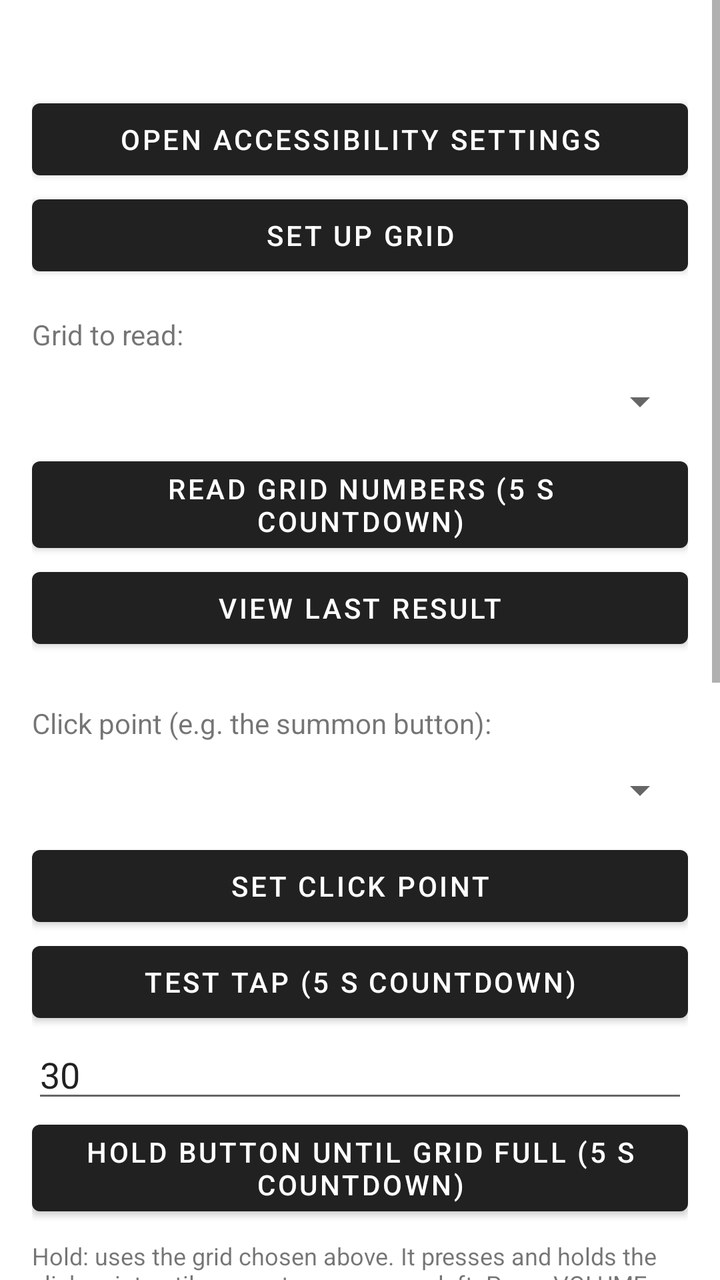
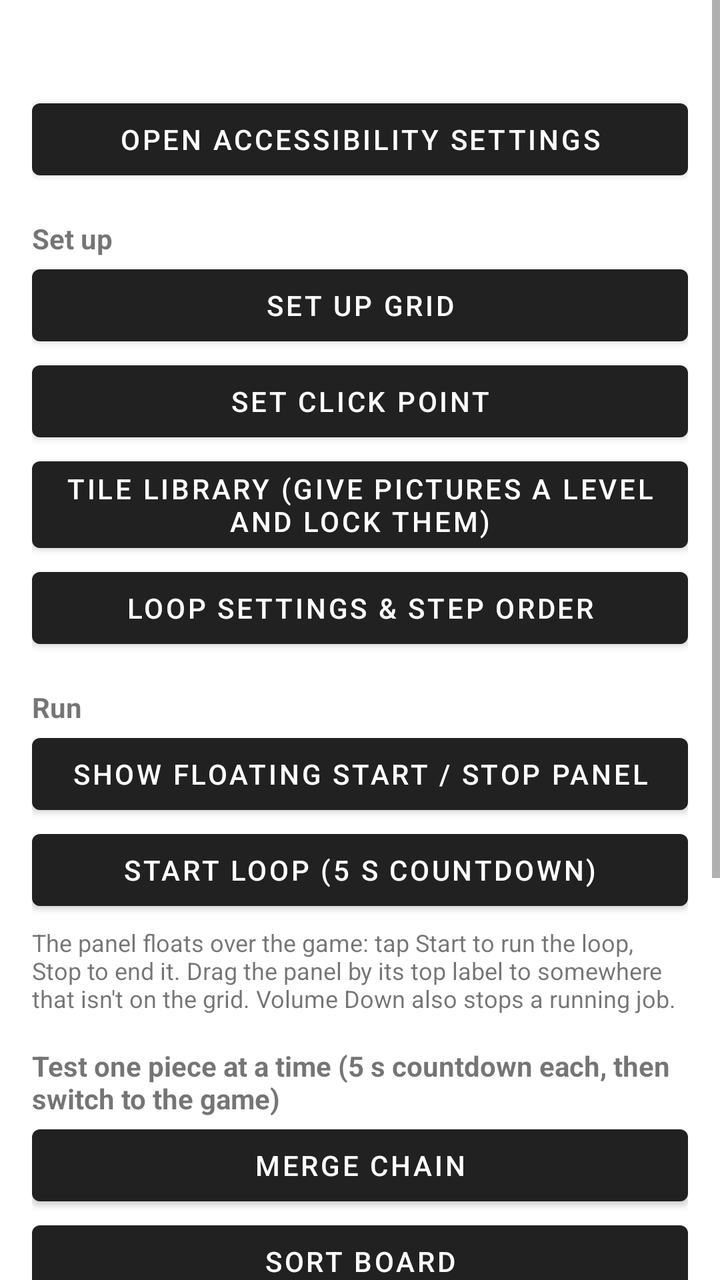

Before-and-after screenshots of an Android layout around one commit, followed by the original layout XML and the change that was made.
<!-- AndroidManifest.xml: application theme Theme.MyApp -->
<!-- res/layout/activity_main.xml -->
<?xml version="1.0" encoding="utf-8"?>
<ScrollView xmlns:android="http://schemas.android.com/apk/res/android"
    android:layout_width="match_parent"
    android:layout_height="match_parent">

    <LinearLayout
        android:layout_width="match_parent"
        android:layout_height="wrap_content"
        android:orientation="vertical"
        android:padding="16dp">

        <TextView
            android:id="@+id/statusText"
            android:layout_width="match_parent"
            android:layout_height="wrap_content"
            android:textSize="16sp"
            android:paddingBottom="8dp" />

        <Button
            android:id="@+id/btnEnableService"
            android:layout_width="match_parent"
            android:layout_height="wrap_content"
            android:text="Open Accessibility Settings" />

        <Button
            android:id="@+id/btnSetupGrid"
            android:layout_width="match_parent"
            android:layout_height="wrap_content"
            android:text="Set Up Grid" />

        <TextView
            android:layout_width="match_parent"
            android:layout_height="wrap_content"
            android:paddingTop="16dp"
            android:text="Grid to read:" />

        <Spinner
            android:id="@+id/profileSpinner"
            android:layout_width="match_parent"
            android:layout_height="wrap_content"
            android:minHeight="48dp" />

        <Button
            android:id="@+id/btnReadGrid"
            android:layout_width="match_parent"
            android:layout_height="wrap_content"
            android:text="Read Grid Numbers (5 s countdown)" />

        <Button
            android:id="@+id/btnViewResult"
            android:layout_width="match_parent"
            android:layout_height="wrap_content"
            android:text="View Last Result" />

        <TextView
            android:layout_width="match_parent"
            android:layout_height="wrap_content"
            android:paddingTop="24dp"
            android:text="Click point (e.g. the summon button):" />

        <Spinner
            android:id="@+id/clickPointSpinner"
            android:layout_width="match_parent"
            android:layout_height="wrap_content"
            android:minHeight="48dp" />

        <Button
            android:id="@+id/btnSetClickPoint"
            android:layout_width="match_parent"
            android:layout_height="wrap_content"
            android:text="Set Click Point" />

        <Button
            android:id="@+id/btnTestTap"
            android:layout_width="match_parent"
            android:layout_height="wrap_content"
            android:text="Test Tap (5 s countdown)" />

        <EditText
            android:id="@+id/maxHoldInput"
            android:layout_width="match_parent"
            android:layout_height="wrap_content"
            android:hint="Max hold time in seconds"
            android:text="30"
            android:inputType="number" />

        <Button
            android:id="@+id/btnHoldSummon"
            android:layout_width="match_parent"
            android:layout_height="wrap_content"
            android:text="Hold Button Until Grid Full (5 s countdown)" />

        <TextView
            android:layout_width="match_parent"
            android:layout_height="wrap_content"
            android:paddingTop="8dp"
            android:textSize="12sp"
            android:text="Hold: uses the grid chosen above. It presses and holds the click point until no empty squares are left. Press VOLUME DOWN at any time to stop it. It also stops by itself after the max hold time." />

        <TextView
            android:layout_width="match_parent"
            android:layout_height="wrap_content"
            android:paddingTop="24dp"
            android:text="Sort and merge (uses the grid chosen above):" />

        <EditText
            android:id="@+id/dragMsInput"
            android:layout_width="match_parent"
            android:layout_height="wrap_content"
            android:hint="Drag duration in ms (how long each drag takes)"
            android:text="150"
            android:inputType="number" />

        <EditText
            android:id="@+id/pauseMsInput"
            android:layout_width="match_parent"
            android:layout_height="wrap_content"
            android:hint="Pause after each move in ms (also the delay per merge)"
            android:text="250"
            android:inputType="number" />

        <CheckBox
            android:id="@+id/checkSwap"
            android:layout_width="match_parent"
            android:layout_height="wrap_content"
            android:checked="true"
            android:text="Dropping a tile on a different tile swaps them" />

        <CheckBox
            android:id="@+id/checkVerify"
            android:layout_width="match_parent"
            android:layout_height="wrap_content"
            android:checked="true"
            android:text="Check each merge worked before the next (about 1 s each)" />

        <CheckBox
            android:id="@+id/checkPreview"
            android:layout_width="match_parent"
            android:layout_height="wrap_content"
            android:checked="true"
            android:text="Preview only: show the plan, don't move anything" />

        <Button
            android:id="@+id/btnSort"
            android:layout_width="match_parent"
            android:layout_height="wrap_content"
            android:text="Sort Board (5 s countdown)" />

        <Button
            android:id="@+id/btnMerge"
            android:layout_width="match_parent"
            android:layout_height="wrap_content"
            android:text="Merge Chain (5 s countdown)" />

        <TextView
            android:layout_width="match_parent"
            android:layout_height="wrap_content"
            android:paddingTop="8dp"
            android:textSize="12sp"
            android:text="Only tiles read confidently (green) are used. Unsure and unreadable tiles are left alone. Volume Down stops a running job. Start with Preview only on, then open MyApp to read the plan." />

        <TextView
            android:layout_width="match_parent"
            android:layout_height="wrap_content"
            android:paddingTop="16dp"
            android:textSize="12sp"
            android:text="Read Grid: tap it, then open the game within 5 seconds with the board visible. The app takes a screenshot, reads the number on every calibrated box, and saves the result. Come back and tap View Last Result to check it." />

    </LinearLayout>
</ScrollView>
<!-- resources referenced by this layout -->
<resources>
  <style name="Theme.MyApp" parent="Theme.MaterialComponents.DayNight.DarkActionBar" />
</resources>

<!-- the commit's change to res/layout/activity_main.xml (unified diff, before → after) -->
@@ -22,29 +22,99 @@
             android:layout_height="wrap_content"
             android:text="Open Accessibility Settings" />
 
+        <TextView
+            android:layout_width="match_parent"
+            android:layout_height="wrap_content"
+            android:paddingTop="16dp"
+            android:text="Set up"
+            android:textStyle="bold" />
+
         <Button
             android:id="@+id/btnSetupGrid"
             android:layout_width="match_parent"
             android:layout_height="wrap_content"
             android:text="Set Up Grid" />
 
+        <Button
+            android:id="@+id/btnSetClickPoint"
+            android:layout_width="match_parent"
+            android:layout_height="wrap_content"
+            android:text="Set Click Point" />
+
+        <Button
+            android:id="@+id/btnLibrary"
+            android:layout_width="match_parent"
+            android:layout_height="wrap_content"
+            android:text="Tile Library (give pictures a level and lock them)" />
+
+        <Button
+            android:id="@+id/btnSettings"
+            android:layout_width="match_parent"
+            android:layout_height="wrap_content"
+            android:text="Loop Settings &amp; Step Order" />
+
         <TextView
             android:layout_width="match_parent"
             android:layout_height="wrap_content"
             android:paddingTop="16dp"
-            android:text="Grid to read:" />
+            android:text="Run"
+            android:textStyle="bold" />
 
-        <Spinner
-            android:id="@+id/profileSpinner"
+        <Button
+            android:id="@+id/btnShowPanel"
             android:layout_width="match_parent"
             android:layout_height="wrap_content"
-            android:minHeight="48dp" />
+            android:text="Show Floating Start / Stop Panel" />
+
+        <Button
+            android:id="@+id/btnStartLoop"
+            android:layout_width="match_parent"
+            android:layout_height="wrap_content"
+            android:text="Start Loop (5 s countdown)" />
+
+        <TextView
+            android:layout_width="match_parent"
+            android:layout_height="wrap_content"
+            android:paddingTop="4dp"
+            android:textSize="12sp"
+            android:text="The panel floats over the game: tap Start to run the loop, Stop to end it. Drag the panel by its top label to somewhere that isn't on the grid. Volume Down also stops a running job." />
+
+        <TextView
+            android:layout_width="match_parent"
+            android:layout_height="wrap_content"
+            android:paddingTop="16dp"
+            android:text="Test one piece at a time (5 s countdown each, then switch to the game)"
+            android:textStyle="bold" />
+
+        <Button
+            android:id="@+id/btnMerge"
+            android:layout_width="match_parent"
+            android:layout_height="wrap_content"
+            android:text="Merge Chain" />
+
+        <Button
+            android:id="@+id/btnSort"
+            android:layout_width="match_parent"
+            android:layout_height="wrap_content"
+            android:text="Sort Board" />
+
+        <Button
+            android:id="@+id/btnHoldSummon"
+            android:layout_width="match_parent"
+            android:layout_height="wrap_content"
+            android:text="Hold Summon Until Grid Full" />
+
+        <Button
+            android:id="@+id/btnTestTap"
+            android:layout_width="match_parent"
+            android:layout_height="wrap_content"
+            android:text="Test Tap on the Summon Point" />
 
         <Button
             android:id="@+id/btnReadGrid"
             android:layout_width="match_parent"
             android:layout_height="wrap_content"
-            android:text="Read Grid Numbers (5 s countdown)" />
+            android:text="Read Grid Numbers" />
 
         <Button
             android:id="@+id/btnViewResult"
@@ -55,116 +125,9 @@
         <TextView
             android:layout_width="match_parent"
             android:layout_height="wrap_content"
-            android:paddingTop="24dp"
-            android:text="Click point (e.g. the summon button):" />
-
-        <Spinner
-            android:id="@+id/clickPointSpinner"
-            android:layout_width="match_parent"
-            android:layout_height="wrap_content"
-            android:minHeight="48dp" />
-
-        <Button
-            android:id="@+id/btnSetClickPoint"
-            android:layout_width="match_parent"
-            android:layout_height="wrap_content"
-            android:text="Set Click Point" />
-
-        <Button
-            android:id="@+id/btnTestTap"
-            android:layout_width="match_parent"
-            android:layout_height="wrap_content"
-            android:text="Test Tap (5 s countdown)" />
-
-        <EditText
-            android:id="@+id/maxHoldInput"
-            android:layout_width="match_parent"
-            android:layout_height="wrap_content"
-            android:hint="Max hold time in seconds"
-            android:text="30"
-            android:inputType="number" />
-
-        <Button
-            android:id="@+id/btnHoldSummon"
-            android:layout_width="match_parent"
-            android:layout_height="wrap_content"
-            android:text="Hold Button Until Grid Full (5 s countdown)" />
-
-        <TextView
-            android:layout_width="match_parent"
-            android:layout_height="wrap_content"
-            android:paddingTop="8dp"
+            android:paddingTop="12dp"
             android:textSize="12sp"
-            android:text="Hold: uses the grid chosen above. It presses and holds the click point until no empty squares are left. Press VOLUME DOWN at any time to stop it. It also stops by itself after the max hold time." />
-
-        <TextView
-            android:layout_width="match_parent"
-            android:layout_height="wrap_content"
-            android:paddingTop="24dp"
-            android:text="Sort and merge (uses the grid chosen above):" />
-
-        <EditText
-            android:id="@+id/dragMsInput"
-            android:layout_width="match_parent"
-            android:layout_height="wrap_content"
-            android:hint="Drag duration in ms (how long each drag takes)"
-            android:text="150"
-            android:inputType="number" />
-
-        <EditText
-            android:id="@+id/pauseMsInput"
-            android:layout_width="match_parent"
-            android:layout_height="wrap_content"
-            android:hint="Pause after each move in ms (also the delay per merge)"
-            android:text="250"
-            android:inputType="number" />
-
-        <CheckBox
-            android:id="@+id/checkSwap"
-            android:layout_width="match_parent"
-            android:layout_height="wrap_content"
-            android:checked="true"
-            android:text="Dropping a tile on a different tile swaps them" />
-
-        <CheckBox
-            android:id="@+id/checkVerify"
-            android:layout_width="match_parent"
-            android:layout_height="wrap_content"
-            android:checked="true"
-            android:text="Check each merge worked before the next (about 1 s each)" />
-
-        <CheckBox
-            android:id="@+id/checkPreview"
-            android:layout_width="match_parent"
-            android:layout_height="wrap_content"
-            android:checked="true"
-            android:text="Preview only: show the plan, don't move anything" />
-
-        <Button
-            android:id="@+id/btnSort"
-            android:layout_width="match_parent"
-            android:layout_height="wrap_content"
-            android:text="Sort Board (5 s countdown)" />
-
-        <Button
-            android:id="@+id/btnMerge"
-            android:layout_width="match_parent"
-            android:layout_height="wrap_content"
-            android:text="Merge Chain (5 s countdown)" />
-
-        <TextView
-            android:layout_width="match_parent"
-            android:layout_height="wrap_content"
-            android:paddingTop="8dp"
-            android:textSize="12sp"
-            android:text="Only tiles read confidently (green) are used. Unsure and unreadable tiles are left alone. Volume Down stops a running job. Start with Preview only on, then open MyApp to read the plan." />
-
-        <TextView
-            android:layout_width="match_parent"
-            android:layout_height="wrap_content"
-            android:paddingTop="16dp"
-            android:textSize="12sp"
-            android:text="Read Grid: tap it, then open the game within 5 seconds with the board visible. The app takes a screenshot, reads the number on every calibrated box, and saves the result. Come back and tap View Last Result to check it." />
+            android:text="Only tiles read confidently (green in View Last Result) are used for merging and sorting; unsure and unreadable tiles are left alone. Sort and Merge can be set to preview only in Loop Settings." />
 
     </LinearLayout>
 </ScrollView>
